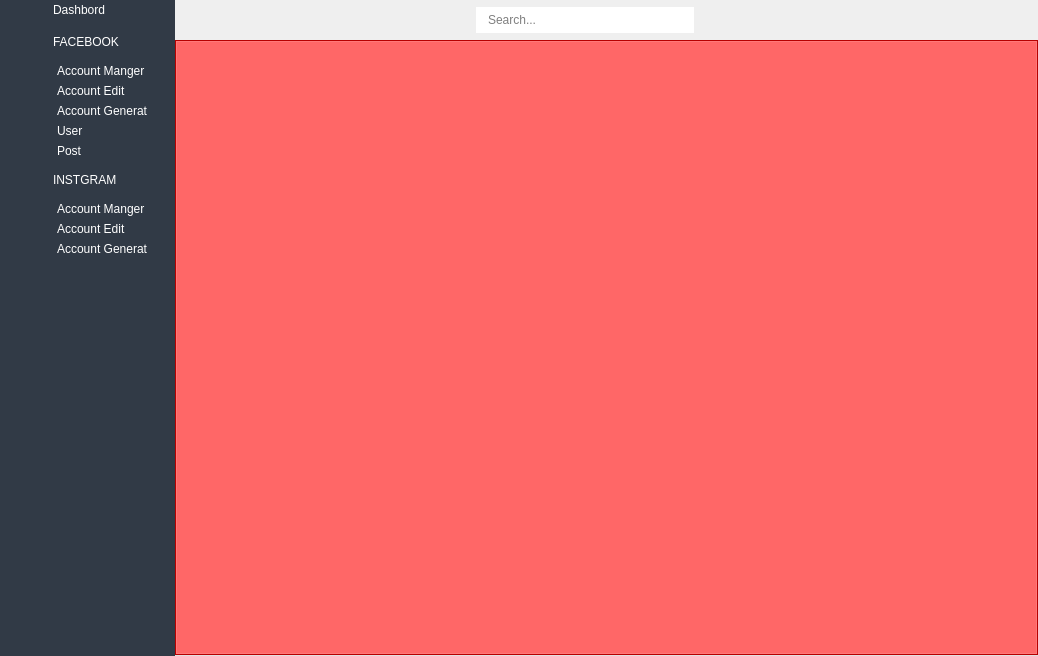
First picture: the form in ui/main.ui, repository kreemkhaled112/GUI, before the edit.
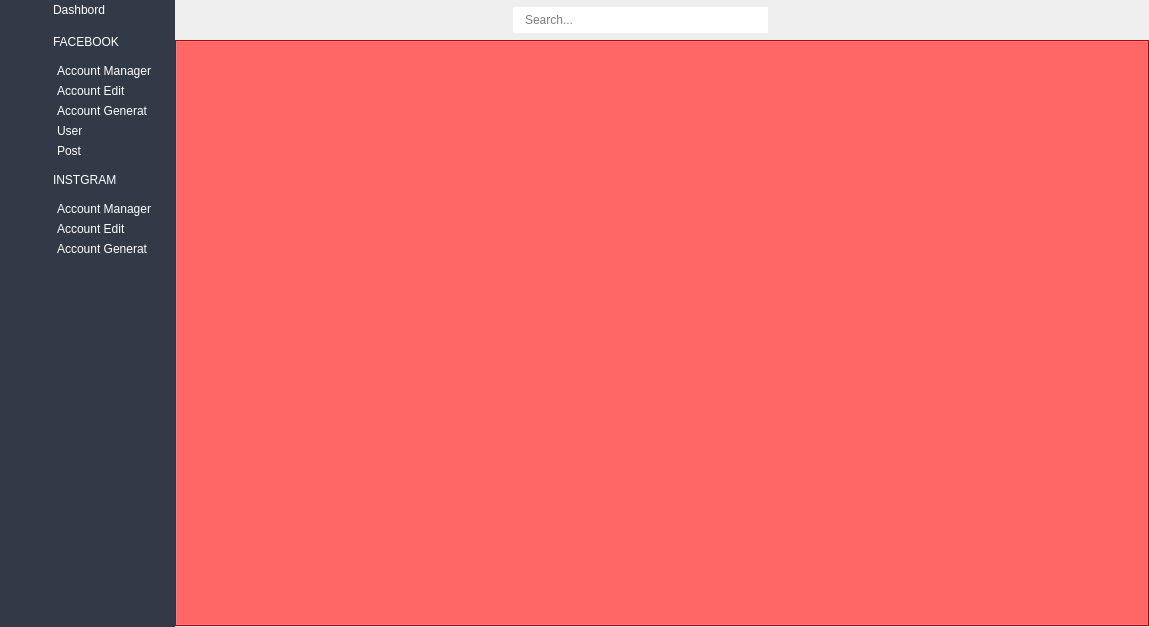
Second picture: the form after the edit. Icons and pictures are not drawn.

```diff
--- a/ui/main.ui
+++ b/ui/main.ui
@@ -6,8 +6,8 @@
    <rect>
     <x>0</x>
     <y>0</y>
-    <width>1038</width>
-    <height>656</height>
+    <width>1149</width>
+    <height>627</height>
    </rect>
   </property>
   <property name="windowTitle">
@@ -204,7 +204,7 @@
      <widget class="QScrollArea" name="scrollArea">
       <property name="minimumSize">
        <size>
-        <width>110</width>
+        <width>150</width>
         <height>0</height>
        </size>
       </property>
@@ -228,7 +228,7 @@
          <x>0</x>
          <y>0</y>
          <width>150</width>
-         <height>656</height>
+         <height>627</height>
         </rect>
        </property>
        <layout class="QVBoxLayout" name="verticalLayout_4">
@@ -394,7 +394,7 @@
            <item>
             <widget class="QPushButton" name="Account_Manger_face">
              <property name="text">
-              <string>Account Manger</string>
+              <string>Account Manager</string>
              </property>
             </widget>
            </item>
@@ -532,7 +532,7 @@
            <item>
             <widget class="QPushButton" name="Account_Manger_insta">
              <property name="text">
-              <string>Account Manger</string>
+              <string>Account Manager</string>
              </property>
             </widget>
            </item>
```
